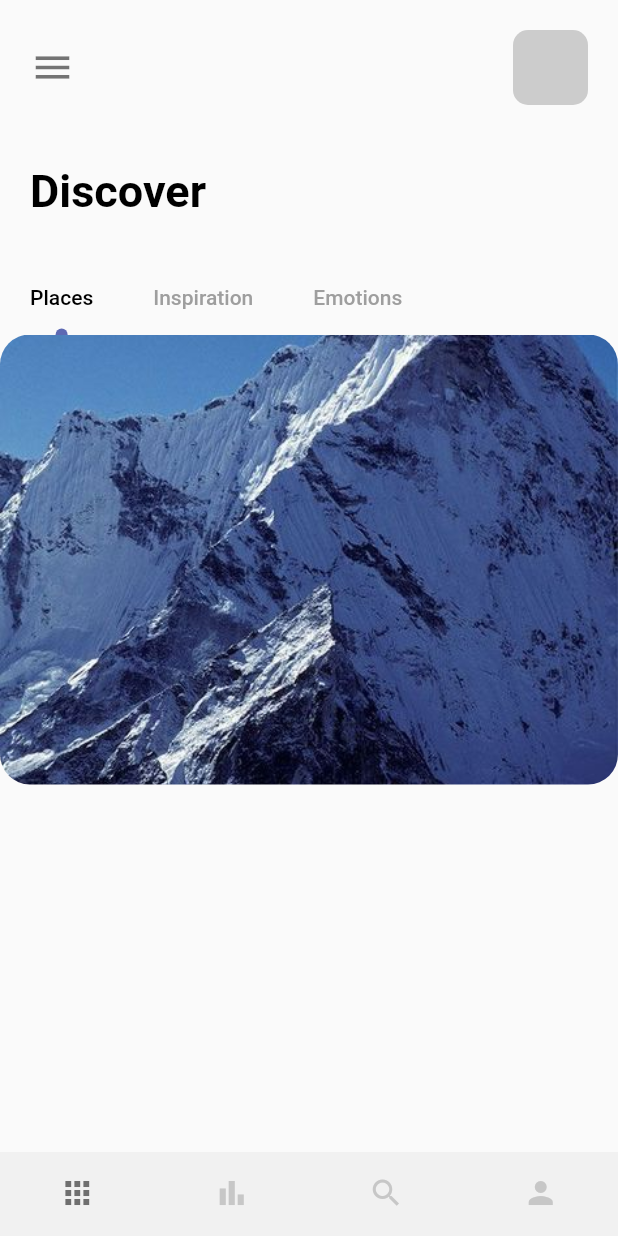
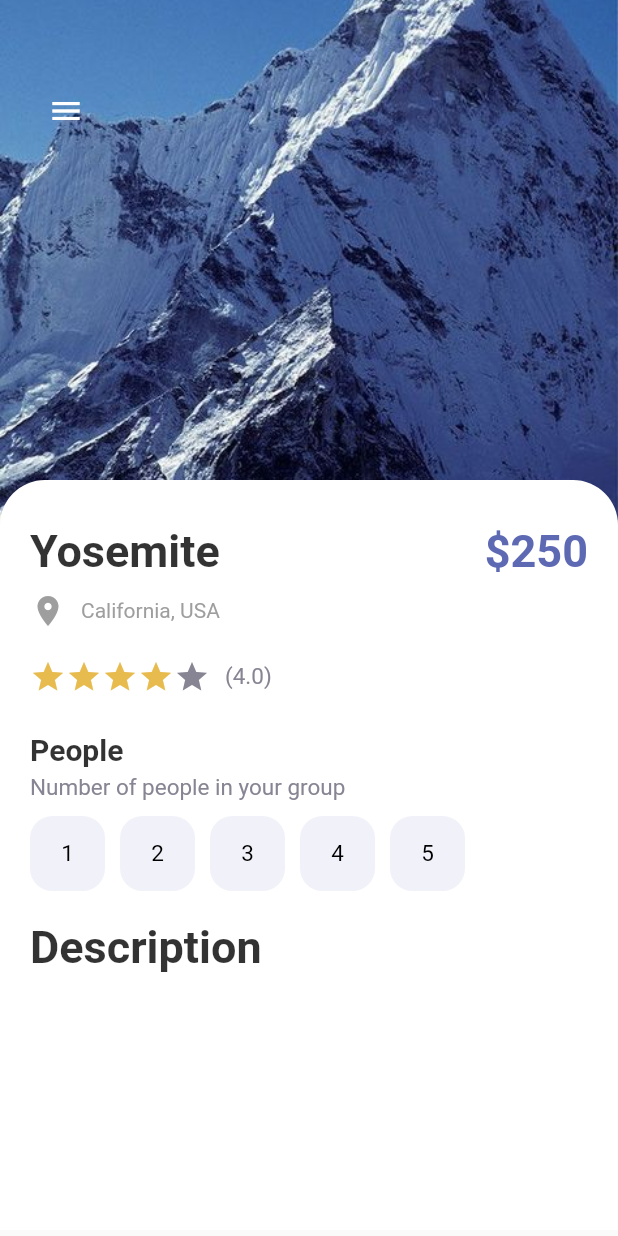
Before and after one commit to ArthourVaSa/TripApp, a Flutter app: the screen it shows after launch, on a phone screen of 412 x 824 dp. Run offline on Flutter 3.47's test engine with Material 2 defaults, Android fonts, the phone set to English and light mode, and no system bars.

Commit message:
Advances into the design

```diff
--- a/lib/main.dart
+++ b/lib/main.dart
@@ -1,4 +1,5 @@
-import 'package:cubit_practice/pages/nav_pages/home_page.dart';
+import 'package:cubit_practice/pages/detail_page.dart';
+import 'package:cubit_practice/pages/home_page.dart';
 import 'package:cubit_practice/pages/nav_pages/main_page.dart';
 import 'package:flutter/material.dart';
 import 'package:cubit_practice/pages/welcome_page.dart';
@@ -20,7 +21,7 @@ class MyApp extends StatelessWidget {
 
         primarySwatch: Colors.blue,
       ),
-      home: MainPage(),
+      home: DetailPage(),
     );
   }
 }
--- /dev/null
+++ b/lib/pages/detail_page.dart
@@ -0,0 +1,181 @@
+// ignore_for_file: prefer_const_constructors
+
+import 'package:cubit_practice/misc/colors.dart';
+import 'package:cubit_practice/widgets/add_button.dart';
+import 'package:cubit_practice/widgets/app_large_text.dart';
+import 'package:cubit_practice/widgets/app_text.dart';
+import 'package:flutter/material.dart';
+
+class DetailPage extends StatefulWidget {
+  DetailPage({Key? key}) : super(key: key);
+
+  @override
+  State<DetailPage> createState() => _DetailPageState();
+}
+
+class _DetailPageState extends State<DetailPage> {
+  int gottenStars = 4;
+  int selectedIndex = -1;
+
+  @override
+  Widget build(BuildContext context) {
+    return Scaffold(
+      body: Container(
+        width: double.maxFinite,
+        height: double.maxFinite,
+        child: Stack(
+          children: [
+            Positioned(
+              left: 0,
+              right: 0,
+              child: Container(
+                width: double.maxFinite,
+                height: 350,
+                decoration: BoxDecoration(
+                  image: DecorationImage(
+                    image: AssetImage("img/mountain.jpeg"),
+                    fit: BoxFit.cover,
+                  ),
+                ),
+              ),
+            ),
+            Positioned(
+              left: 20,
+              top: 50,
+              child: Row(
+                children: [
+                  IconButton(
+                    onPressed: () {},
+                    icon: Icon(Icons.menu),
+                    color: Colors.white,
+                  )
+                ],
+              ),
+            ),
+            Positioned(
+              top: 320,
+              child: Container(
+                padding: const EdgeInsets.only(left: 20, right: 20, top: 30),
+                width: MediaQuery.of(context).size.width,
+                height: 500,
+                decoration: BoxDecoration(
+                  color: Colors.white,
+                  borderRadius: BorderRadius.only(
+                      topLeft: Radius.circular(30),
+                      topRight: Radius.circular(30)),
+                ),
+                child: Column(
+                  crossAxisAlignment: CrossAxisAlignment.start,
+                  children: [
+                    Row(
+                      mainAxisAlignment: MainAxisAlignment.spaceBetween,
+                      children: [
+                        AppLargeText(
+                          text: "Yosemite",
+                          color: Colors.black.withOpacity(0.8),
+                        ),
+                        AppLargeText(
+                          text: "\$250",
+                          color: AppColors.mainColor,
+                        )
+                      ],
+                    ),
+                    SizedBox(
+                      height: 10,
+                    ),
+                    Row(
+                      children: const [
+                        Icon(
+                          Icons.location_on,
+                          color: Colors.grey,
+                        ),
+                        SizedBox(
+                          width: 10,
+                        ),
+                        Text(
+                          "California, USA",
+                          style: TextStyle(
+                            color: Colors.grey,
+                          ),
+                        )
+                      ],
+                    ),
+                    SizedBox(
+                      height: 20,
+                    ),
+                    Row(
+                      children: [
+                        Wrap(
+                          children: List.generate(5, (index) {
+                            return Icon(
+                              Icons.star,
+                              color: index < gottenStars
+                                  ? AppColors.starColor
+                                  : AppColors.textColor2,
+                            );
+                          }),
+                        ),
+                        SizedBox(
+                          width: 10,
+                        ),
+                        AppText(
+                          text: "(4.0)",
+                          color: AppColors.textColor2,
+                          size: 15,
+                        )
+                      ],
+                    ),
+                    SizedBox(
+                      height: 25,
+                    ),
+                    AppLargeText(
+                      text: "People",
+                      color: Colors.black.withOpacity(0.8),
+                      size: 20,
+                    ),
+                    SizedBox(
+                      height: 5,
+                    ),
+                    AppText(
+                      text: "Number of people in your group",
+                      color: AppColors.textColor2,
+                      size: 15,
+                    ),
+                    SizedBox(
+                      height: 10,
+                    ),
+                    Wrap(
+                      children: List.generate(5, (index) {
+                        return InkWell(
+                          onTap: (){
+                            setState(() {
+                              selectedIndex = index;
+                            });
+                          },
+                          child: Container(
+                            margin: const EdgeInsets.only(right: 10),
+                            child: AddButton(
+                              size: 50,
+                              color: selectedIndex == index ? Colors.white : Colors.black,
+                              backgroundColor: selectedIndex == index ? Colors.black : AppColors.buttonBackground,
+                              borderColor: selectedIndex == index ? Colors.black : AppColors.buttonBackground,
+                              text: (index+1).toString(),
+                            ),
+                          ),
+                        );
+                      }),
+                    ),
+                    SizedBox(
+                      height: 20,
+                    ),
+                    AppLargeText(text: "Description", color: Colors.black.withOpacity(0.8),)
+                  ],
+                ),
+              ),
+            )
+          ],
+        ),
+      ),
+    );
+  }
+}
--- a/lib/pages/nav_pages/home_page.dart
+++ /dev/null
@@ -1,130 +0,0 @@
-// ignore_for_file: avoid_unnecessary_containers, prefer_const_literals_to_create_immutables, prefer_const_constructors, sized_box_for_whitespace
-
-import 'package:cubit_practice/misc/colors.dart';
-import 'package:cubit_practice/widgets/app_large_text.dart';
-import 'package:flutter/material.dart';
-
-class HomePage extends StatefulWidget {
-  HomePage({Key? key}) : super(key: key);
-
-  @override
-  State<HomePage> createState() => _HomePageState();
-}
-
-class _HomePageState extends State<HomePage> with TickerProviderStateMixin {
-  @override
-  Widget build(BuildContext context) {
-
-    TabController _tabController = TabController(length: 3, vsync: this);
-
-    return Scaffold(
-      body: SafeArea(
-        child: Column(
-          crossAxisAlignment: CrossAxisAlignment.start,
-          children: [
-            Container(
-              padding: EdgeInsets.only(top: 20, left: 20, right: 20),
-              child: Row(
-                mainAxisAlignment: MainAxisAlignment.spaceBetween,
-                children: [
-                  Icon(Icons.menu, size: 30, color: Colors.black54,),
-                  Container(
-                    width: 50,
-                    height: 50,
-                    decoration: BoxDecoration(
-                      borderRadius: BorderRadius.circular(10),
-                      color: Colors.grey.withOpacity(0.5),
-                    ),
-                  ),
-                ],
-              ),
-            ),
-            SizedBox(height: 40,),
-            Container(
-              margin: EdgeInsets.only(left: 20),
-              child: AppLargeText(text: "Discover"),
-            ),
-            SizedBox(height: 30,),
-            Container(
-              child: Align(
-                alignment: Alignment.centerLeft,
-                child: TabBar(
-                  labelColor: Colors.black,
-                  labelPadding: const EdgeInsets.only(left: 20, right: 20),
-                  unselectedLabelColor: Colors.grey,
-                  controller: _tabController,
-                  isScrollable: true,
-                  indicatorSize: TabBarIndicatorSize.label,
-                  indicator: CircleTabIndicator(color: AppColors.mainColor, radius: 4),
-                  tabs: [
-                    Tab(text: "Places",),
-                    Tab(text: "Inspiration",),
-                    Tab(text: "Emotions",),
-                  ],
-                ),
-              ),
-            ),
-            Container(
-              height: 300,
-              width: double.maxFinite,
-              child: TabBarView(
-                controller: _tabController,
-                children: [
-                  Container(
-                    width: 200,
-                    height: 300,
-                    decoration: BoxDecoration(
-                      borderRadius: BorderRadius.circular(20),
-                      color: Colors.white,
-                      image: DecorationImage(
-                        image: AssetImage("img/mountain.jpeg"),
-                        fit: BoxFit.cover,
-                      ),
-                    ),
-                  ),
-                  Text("There"),
-                  Text("Bye"),
-                ],
-              ),
-            ),
-          ],
-        ),
-      ),
-    );
-  }
-}
-
-class CircleTabIndicator extends Decoration {
-
-  final Color color;
-  double radius;
-
-  CircleTabIndicator({required this.color, required this.radius});
-
-  @override
-  BoxPainter createBoxPainter([VoidCallback? onChanged]) {
-    return _CirclePainter(color: color, radius: radius);
-  }
-
-
-}
-
-class _CirclePainter extends BoxPainter{
-
-  final Color color;
-  double radius;
-
-  _CirclePainter({required this.color, required this.radius});
-
-  @override
-  void paint(Canvas canvas, Offset offset, ImageConfiguration configuration) {
-
-    Paint _paint = Paint();
-    _paint.color = color;
-    _paint.isAntiAlias = true;
-
-    final Offset circleOffset = Offset(configuration.size!.width/2, configuration.size!.height);
-
-    canvas.drawCircle(offset+circleOffset, radius, _paint);
-  }
-}
--- a/lib/pages/nav_pages/main_page.dart
+++ b/lib/pages/nav_pages/main_page.dart
@@ -1,7 +1,7 @@
 // ignore_for_file: prefer_const_constructors
 
 import 'package:cubit_practice/pages/nav_pages/bar_item_page.dart';
-import 'package:cubit_practice/pages/nav_pages/home_page.dart';
+import 'package:cubit_practice/pages/home_page.dart';
 import 'package:cubit_practice/pages/nav_pages/my_page.dart';
 import 'package:cubit_practice/pages/nav_pages/search_page.dart';
 import 'package:flutter/material.dart';
--- /dev/null
+++ b/lib/widgets/add_button.dart
@@ -0,0 +1,54 @@
+// ignore_for_file: must_be_immutable
+
+import 'package:cubit_practice/misc/colors.dart';
+import 'package:cubit_practice/widgets/app_text.dart';
+import 'package:flutter/material.dart';
+
+class AddButton extends StatelessWidget {
+  String? text;
+  IconData? icon;
+  final Color color;
+  final Color backgroundColor;
+  double size;
+  final Color borderColor;
+  bool? isIcon;
+
+  AddButton(
+      {Key? key,
+      this.isIcon = false,
+      this.text = "Hi",
+      this.icon,
+      required this.size,
+      required this.color,
+      required this.backgroundColor,
+      required this.borderColor})
+      : super(key: key);
+
+  @override
+  Widget build(BuildContext context) {
+    return Container(
+      width: size,
+      height: size,
+      decoration: BoxDecoration(
+        border: Border.all(
+          color: borderColor,
+          width: 1.0,
+        ),
+        borderRadius: BorderRadius.circular(15),
+        color: backgroundColor,
+      ),
+      child: isIcon == false
+          ? Center(
+              child: AppText(
+              text: text!,
+              color: color,
+              size: 15,
+            ))
+          : Center(
+              child: Icon(
+              icon,
+              color: color,
+            )),
+    );
+  }
+}
```
Also changed, not shown: lib/pages/home_page.dart (added, +223 -0 lines).
